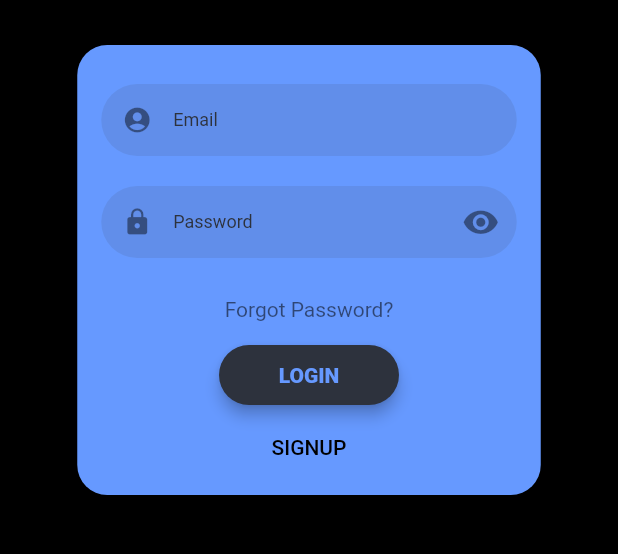
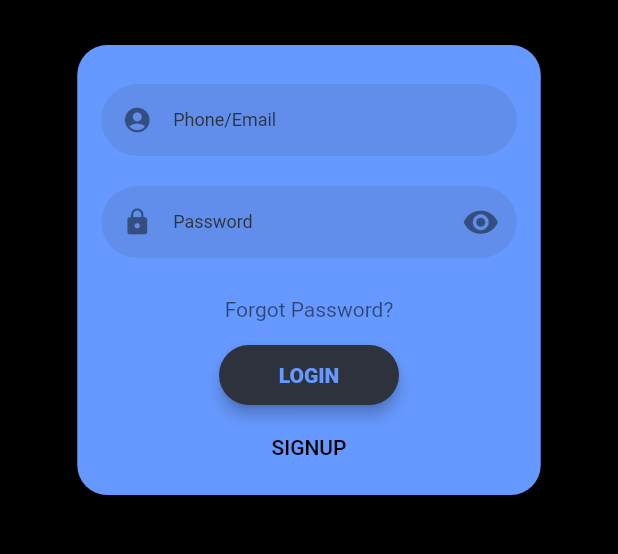
Before and after one commit to UncleMaple/Stockton, a Flutter app: the screen it shows after launch, after a tap on the "menu" icon, on a phone screen of 412 x 824 dp, the part 375-929 px from its top. Run offline on Flutter 3.47's test engine with Material 2 defaults, Android fonts, the phone set to English and light mode, and no system bars; drawn by our look-alikes of flutter_login; our stand-ins replace built_collection, built_value, connectivity, dio, event_bus, flutter_linkify and 6 more; missing offline and left inert: linkify; generated files the repository leaves out were written again; Roboto replaces fonts that are missing (NotoSans, OpenSans, Quicksand); statements that could not run were skipped.

Commit message:
custom bar

```diff
--- a/lib/presentation/login/login_screen.dart
+++ b/lib/presentation/login/login_screen.dart
@@ -2,8 +2,6 @@ import 'package:flutter/material.dart';
 import 'package:flutter/scheduler.dart';
 import 'package:flutter_login/flutter_login.dart';
 import 'package:flutter_redux/flutter_redux.dart';
-import 'package:stockton/presentation/login/auth_button.dart';
-import 'package:stockton/presentation/settings/privacy_settings_button.dart';
 import 'package:stockton/redux/app_state.dart';
 import 'package:stockton/redux/authentication/auth_actions.dart';
 import 'package:stockton/stockton_localization.dart';
@@ -14,7 +12,6 @@ import 'package:stockton/util/routes.dart';
 import 'package:stockton/util/theme.dart';
 
 class LoginScreen extends StatelessWidget {
-
   Duration get loginTime => Duration(milliseconds: timeDilation.ceil() * 1250);
 
   Future<String> _loginUser(LoginData data, BuildContext context) {
@@ -28,8 +25,8 @@ class LoginScreen extends StatelessWidget {
       StoreProvider.of<AppState>(context).dispatch(loginAction);
 
       message = await loginAction.completer.future.catchError((e) {
-//        Logger.w("login screen: $e");
-        return StocktonLocalizations.of(context).authErrorMessage(e?.message ?? "");
+        return StocktonLocalizations.of(context)
+            .authErrorMessage(e?.message ?? "");
       });
 
       Logger.d("message: $message");
@@ -39,21 +36,11 @@ class LoginScreen extends StatelessWidget {
 
   Future<String> _recoverPassword(String name) {
     return Future.delayed(loginTime).then((_) {
-
       return null;
     });
   }
 
-  @override
-  Widget build(BuildContext context) {
-
-    return FlutterLogin(
-      title: Config.appName,
-//      logo: 'assets/images/tcorp.png',
-      logo: 'packages/flutter_login/assets/images/ecorp.png',
-      logoTag: Config.logoTag,
-      titleTag: Config.titleTag,
-      theme: LoginTheme(
+  var _loginTheme = LoginTheme(
     primaryColor: primaryBlack[900],
     accentColor: AppTheme.theme.accentColor,
     errorColor: Colors.orangeAccent,
@@ -100,8 +87,39 @@ class LoginScreen extends StatelessWidget {
       splashColor: Colors.black26,
       backgroundColor: primaryBlack[300],
       highlightColor: primaryBlack[400],
-          )),
+    ),
+  );
+
+  var _messages = LoginMessages(
+    usernameHint: "Phone/Email",
+  );
+
+  @override
+  Widget build(BuildContext context) {
+    return FlutterLogin(
+      title: Config.appName,
+//      logo: 'assets/images/tcorp.png',
+      logo: 'packages/flutter_login/assets/images/ecorp.png',
+      logoTag: Config.logoTag,
+      titleTag: Config.titleTag,
+      theme: _loginTheme,
+      messages: _messages,
       emailValidator: (value) {
+        if (value.isEmpty) {
+          return 'Account is empty';
+        }
+        // 手机号
+        if (int.tryParse(value) is int) {
+          RegExp exp = RegExp(
+              r'^((13[0-9])|(14[0-9])|(15[0-9])|(16[0-9])|(17[0-9])|(18[0-9])|(19[0-9]))\d{8}$');
+          bool matched = exp.hasMatch(value);
+          if (!matched) {
+            return "Wrong phone number";
+          }
+          return null;
+        }
+
+        // 邮箱
         if (!value.contains('@') || !value.endsWith('.com')) {
           return "Email must contain '@' and end with '.com'";
         }
--- /dev/null
+++ b/lib/presentation/nav/custom_app_bar.dart
@@ -0,0 +1,67 @@
+import 'package:flutter/material.dart';
+import 'package:stockton/models/member.dart';
+import 'package:stockton/presentation/common/responsive.dart';
+import 'package:stockton/presentation/login/login_screen.dart';
+import 'package:stockton/presentation/nav/custom_tab_bar.dart';
+import 'package:stockton/util/colors.dart';
+import 'package:stockton/util/theme.dart';
+
+class CustomAppBar extends StatelessWidget {
+  final Member currentMember;
+  final List<IconData> icons;
+  final int selectedIndex;
+  final Function(int) onTap;
+  final bool isTopIndicator;
+
+  const CustomAppBar({
+    Key key,
+    @required this.currentMember,
+    @required this.icons,
+    @required this.selectedIndex,
+    @required this.onTap,
+    this.isTopIndicator = false,
+  }) : super(key: key);
+
+  @override
+  Widget build(BuildContext context) {
+    return AppBar(
+      backgroundColor: AppTheme.colorDeepBlack,
+      leading: IconButton(
+        icon: Icon(Icons.menu),
+        iconSize: 30.0,
+        color: whiteDark,
+        onPressed: () {
+          Navigator.of(context).push(
+            MaterialPageRoute(builder: (context) {
+              return LoginScreen();
+            }),
+          );
+        },
+      ),
+      title: Text(
+        "Stockton",
+        style: TextStyle(
+          fontSize: 27.0,
+          fontWeight: FontWeight.bold,
+          color: whiteDark,
+        ),
+      ),
+      centerTitle: false,
+      titleSpacing: 1.1,
+      actions: <Widget>[
+        IconButton(
+          icon: Icon(Icons.search),
+          iconSize: 30.0,
+          color: whiteDark,
+          onPressed: () {
+            print("search clicked");
+          },
+        ),
+      ],
+      bottom: PreferredSize(
+          child: CustomTabBar(
+              icons: icons, selectedIndex: selectedIndex, onTap: onTap),
+          preferredSize: Size.fromHeight(48.0)),
+    );
+  }
+}
--- /dev/null
+++ b/lib/presentation/nav/custom_tab_bar.dart
@@ -0,0 +1,79 @@
+import 'package:flutter/material.dart';
+import 'package:stockton/util/colors.dart';
+import 'package:stockton/util/theme.dart';
+
+class CustomTabBar extends StatelessWidget {
+  final List<IconData> icons;
+  final int selectedIndex;
+  final Function(int) onTap;
+  final bool isTopIndicator;
+
+  const CustomTabBar({
+    Key key,
+    @required this.icons,
+    @required this.selectedIndex,
+    @required this.onTap,
+    this.isTopIndicator = false,
+  }) : super(key: key);
+
+  @override
+  Widget build(BuildContext context) {
+    return TabBar(
+      indicator: BoxDecoration(
+        border: isTopIndicator
+            ? Border(
+                top: BorderSide(
+                  color: AppTheme.colorClassicBlue,
+                  width: 3.0,
+                ),
+              )
+            : Border(
+                bottom: BorderSide(
+                  color: AppTheme.colorClassicBlue,
+                  width: 2.0,
+                ),
+              ),
+      ),
+      labelColor: AppTheme.colorClassicBlue,
+      unselectedLabelColor: whiteDark,
+      labelPadding: EdgeInsets.all(0),
+      tabs: icons
+          .asMap()
+          .map((i, e) => MapEntry(i, _individualTab(i == icons.length - 1, e)))
+          .values
+          .toList(),
+    );
+  }
+}
+
+Widget _individualTab(bool isLast, IconData icon) {
+  return Container(
+    width: double.infinity,
+    child: IntrinsicHeight(
+      child: Row(
+        mainAxisAlignment: MainAxisAlignment.spaceEvenly,
+        children: [
+          Expanded(child: Container(), flex: 1),
+          Tab(
+            icon: Icon(icon,size: 30.0,),
+          ),
+          Expanded(
+            child: Row(
+              mainAxisAlignment: MainAxisAlignment.end,
+              children: [
+                VerticalDivider(
+                  color: isLast ? AppTheme.colorDeepBlack : AppTheme.colorDarkWhite,
+                  // color: Colors.yellow,
+                  width: 0,
+                  thickness: 2.0,
+                  indent: 10.0,
+                  endIndent: 10.0,
+                ),
+              ],
+            ),
+          ),
+        ],
+      ),
+    ),
+  );
+}
--- /dev/null
+++ b/lib/presentation/nav/nav_screen.dart
@@ -0,0 +1,49 @@
+import 'package:flutter/material.dart';
+import 'package:stockton/models/member.dart';
+import 'package:stockton/presentation/common/responsive.dart';
+import 'package:stockton/presentation/nav/custom_app_bar.dart';
+import 'package:stockton/presentation/nav/custom_tab_bar.dart';
+import 'package:stockton/screens/home_screen.dart';
+import 'package:stockton/util/theme.dart';
+
+class NavScreen extends StatefulWidget {
+  @override
+  _NavScreenState createState() => _NavScreenState();
+}
+
+class _NavScreenState extends State<NavScreen> {
+  final List<Widget> _screens = [
+    HomeScreen(),
+    Scaffold(backgroundColor: AppTheme.colorShallowBlack),
+  ];
+
+  final List<IconData> _icons = const [
+    Icons.chat,
+    Icons.explore,
+  ];
+  int _selectedIndex = 0;
+
+  @override
+  Widget build(BuildContext context) {
+    // return ;
+
+    return DefaultTabController(
+      length: _icons.length,
+      child: Scaffold(
+          appBar: PreferredSize(
+            child: CustomAppBar(
+              currentMember: Member.init(),
+              icons: _icons,
+              selectedIndex: _selectedIndex,
+              onTap: (index) => setState(() => _selectedIndex = index),
+            ),
+            preferredSize: Size.fromHeight(48.0*2),
+          ),
+          body: TabBarView(
+            children: _screens,
+            // physics: NeverScrollableScrollPhysics(),
+          )
+      ),
+    );
+  }
+}
--- a/lib/redux/authentication/auth_middleware.dart
+++ b/lib/redux/authentication/auth_middleware.dart
@@ -65,7 +65,8 @@ void Function(Store<AppState> store, VerifyAuthenticationState action, NextDispa
 
     memberRepository.getAuthenticationStateChange().listen((member){
       if (member == null) {
-        navigatorKey.currentState.pushReplacementNamed(Routes.login);
+        // !!! 关闭了登录页跳转
+        // navigatorKey.currentState.pushReplacementNamed(Routes.login);
       } else{
         store.dispatch(OnAuthenticated(member));
         store.dispatch(ConnectToDataSource());
--- a/lib/screens/home_screen.dart
+++ b/lib/screens/home_screen.dart
@@ -1,67 +1,26 @@
 import 'package:flutter/material.dart';
-import 'package:stockton/presentation/login/login_screen.dart';
-import 'package:stockton/util/colors.dart';
-import 'package:stockton/util/routes.dart';
+import 'package:stockton/models/message_model.dart';
+import 'package:stockton/screens/peep_chat_container.dart';
 import 'package:stockton/util/theme.dart';
-import 'package:stockton/widgets/category_selector.dart';
 import 'package:stockton/widgets/favorite_contacts.dart';
-import 'package:stockton/widgets/recent_chats.dart';
 
-import 'login_screen.dart';
 
 class HomeScreen extends StatefulWidget {
-  const HomeScreen(
-    this.memberId,
-  );
-
-  final int memberId;
-
   @override
   _HomeScreenState createState() => _HomeScreenState();
 }
 
 class _HomeScreenState extends State<HomeScreen> {
+  final TrackingScrollController _scrollController = TrackingScrollController();
+
   @override
   Widget build(BuildContext context) {
-    void _backToLogin() {
-      Navigator.of(context).push(
-        MaterialPageRoute(builder: (context) {
-          return LoginScreen();
-        }),
-      );
-    }
-
-    return Scaffold(
-      backgroundColor: Theme.of(context).secondaryHeaderColor,
-      appBar: AppBar(
-        leading: IconButton(
-          icon: Icon(Icons.menu),
-          iconSize: 30.0,
-          color: whiteDark,
-          onPressed: _backToLogin,
-        ),
-        title: Text(
-          'Home',
-          style: TextStyle(
-            fontSize: 28.0,
-            fontWeight: FontWeight.bold,
-            color: whiteDark,
-          ),
-        ),
-        actions: <Widget>[
-          IconButton(
-              icon: Icon(Icons.search),
-              iconSize: 30.0,
-              color: whiteDark,
-              onPressed: () {})
-        ],
-        elevation: 0.0,
-        backgroundColor: Theme.of(context).secondaryHeaderColor,
-      ),
-      body: Column(
-        children: [
-          CategorySelector(),
-          Expanded(
+    return Container(
+      color: AppTheme.colorDeepBlack,
+      child: CustomScrollView(
+        controller: _scrollController,
+        slivers: [
+          SliverToBoxAdapter(
             child: Container(
               decoration: BoxDecoration(
                 color: Theme.of(context).secondaryHeaderColor,
@@ -70,12 +29,15 @@ class _HomeScreenState extends State<HomeScreen> {
                   topRight: Radius.circular(30.0),
                 ),
               ),
-              child: Column(
-                children: [
-                  FavoriteContacts(),
-                  RecentChats(),
-                ],
-              ),
+              child: FavoriteContacts(),
+            ),
+          ),
+          SliverList(
+            delegate: SliverChildBuilderDelegate(
+              (context, index) {
+                return PeepChatContainer(chat: chats[index]);
+              },
+              childCount: chats.length,
             ),
           ),
         ],
@@ -83,9 +45,3 @@ class _HomeScreenState extends State<HomeScreen> {
     );
   }
 }
-
-class HomeArguments {
-  final int memberId;
-
-  HomeArguments(this.memberId);
-}
--- /dev/null
+++ b/lib/screens/peep_chat_container.dart
@@ -0,0 +1,118 @@
+import 'package:flutter/material.dart';
+import 'package:stockton/models/message_model.dart';
+import 'package:stockton/screens/chat_screen.dart';
+import 'package:stockton/util/colors.dart';
+import 'package:stockton/util/theme.dart';
+
+class PeepChatContainer extends StatelessWidget {
+  final Message chat;
+
+  const PeepChatContainer({
+    Key key,
+    @required this.chat,
+  }) : super(key: key);
+
+  @override
+  Widget build(BuildContext context) {
+    return GestureDetector(
+      onTap: () => Navigator.push(
+        context,
+        MaterialPageRoute(
+          builder: (_) => ChatScreen(
+            user: chat.sender,
+          ),
+        ),
+      ),
+      child: Column(
+        children: [
+          Container(
+            padding: EdgeInsets.symmetric(horizontal: 20.0, vertical: 10.0),
+            decoration: BoxDecoration(
+//                    color: chat.unread ? Color(0xFFFFEFEE) : Colors.white,
+              color: Theme.of(context).primaryColor,
+            ),
+            child: Row(
+              mainAxisAlignment: MainAxisAlignment.spaceBetween,
+              children: [
+                Row(
+                  children: [
+                    CircleAvatar(
+                      radius: 35.0,
+                      backgroundImage: AssetImage(chat.sender.imageUrl),
+                    ),
+                    SizedBox(width: 10.0),
+                    Column(
+                      crossAxisAlignment: CrossAxisAlignment.start,
+                      children: [
+                        Text(
+                          chat.sender.name,
+                          style: TextStyle(
+                            color: whiteBright,
+                            fontSize: 15.0,
+                            fontWeight: FontWeight.bold,
+                          ),
+                        ),
+                        SizedBox(height: 5.0),
+                        Container(
+                          width: MediaQuery.of(context).size.width * 0.45,
+                          child: Text(
+                            chat.text,
+                            style: TextStyle(
+                              color: whiteDark,
+                              fontSize: 15.0,
+                              fontWeight: FontWeight.w600,
+                            ),
+                            overflow: TextOverflow.ellipsis,
+                          ),
+                        ),
+                      ],
+                    )
+                  ],
+                ),
+                Column(
+                  children: [
+                    Text(
+                      chat.time,
+                      style: TextStyle(
+                        color: Colors.grey,
+                        fontSize: 15.0,
+                        fontWeight: FontWeight.bold,
+                      ),
+                    ),
+                    SizedBox(height: 5.0),
+                    chat.unread
+                        ? Container(
+                            width: 40.0,
+                            height: 20.0,
+                            decoration: BoxDecoration(
+                              color: Theme.of(context).accentColor,
+                              borderRadius: BorderRadius.circular(30.0),
+                            ),
+                            alignment: Alignment.center,
+                            child: Text(
+                              'New',
+                              style: TextStyle(
+                                color: whiteBright,
+                                fontSize: 12.0,
+                                fontWeight: FontWeight.bold,
+                              ),
+                            ),
+                          )
+                        : Text(''),
+                  ],
+                ),
+              ],
+            ),
+          ),
+          Divider(
+            color: AppTheme.colorShallowBlack,
+            height: 0,
+            indent: 100,
+            endIndent: 20,
+            thickness: 1,
+          ),
+        ],
+      ),
+    );
+  }
+}
--- a/lib/stockton_app.dart
+++ b/lib/stockton_app.dart
@@ -5,6 +5,7 @@ import 'package:stockton/data/channel_repository.dart';
 import 'package:stockton/data/group_repository.dart';
 import 'package:stockton/data/member_repository.dart';
 import 'package:stockton/presentation/login/login_screen.dart';
+import 'package:stockton/presentation/nav/nav_screen.dart';
 import 'package:stockton/redux/app_middleware.dart';
 import 'package:stockton/redux/app_reducer.dart';
 import 'package:stockton/redux/app_state.dart';
@@ -114,7 +115,8 @@ class _StocktonAppState extends State<StocktonApp> {
           Routes.home: (context) {
             _updateMemberLocale(context);
 //            return MainScreen();
-            return HomeScreen(null);
+            return NavScreen();
+//             return HomeScreen();
           }
         },
       ),
--- a/lib/stockton_localization.dart
+++ b/lib/stockton_localization.dart
@@ -186,7 +186,7 @@ class StocktonLocalizations {
       "member_edit_status_helper": "Maximum 200 characters",
       "member_deleted": "[deleted]",
     },
-    "ch": {
+    "zh": {
       // Auth
       "log_out": "登出",
       "log_in": "登入",
--- a/lib/util/theme.dart
+++ b/lib/util/theme.dart
@@ -12,6 +12,13 @@ class AppTheme {
   static const fontFamilyEdmondsansRegular = "Edmondsans-Regular";
   static const fontFamilyEdmondsansMedium = "Edmondsans-Medium";
   static const fontFamilyEdmondsansBold = "Edmondsans-Bold";
+
+  // my custom
+  static const colorBrightGreen = Color(0xFF05A92C);
+  static const colorClassicBlue = Color(0xFF6699FF);
+  static const colorShallowBlack = Color(0xFF212328);
+  static const colorDeepBlack = Color(0xFF0D0D0D);
+  static const colorDarkWhite = Color(0xFFA6A7A9);
 
   static const colorDarkBlue = Color.fromRGBO(23, 38, 157, 1.0);
   static const colorDarkBlueFont = Color.fromRGBO(4, 24, 138, 1.0);
@@ -451,9 +458,9 @@ class AppTheme {
     return InputDecorationTheme(
       border: OutlineInputBorder(borderSide: BorderSide(color: baseColor)),
       enabledBorder:
-      OutlineInputBorder(borderSide: BorderSide(color: baseColor)),
+          OutlineInputBorder(borderSide: BorderSide(color: baseColor)),
       focusedBorder:
-      OutlineInputBorder(borderSide: BorderSide(color: baseColor)),
+          OutlineInputBorder(borderSide: BorderSide(color: baseColor)),
       errorBorder: OutlineInputBorder(borderSide: BorderSide(color: colorRed)),
       errorStyle: TextStyle(
         fontSize: 12,
@@ -461,7 +468,7 @@ class AppTheme {
         color: colorRed,
       ),
       focusedErrorBorder:
-      OutlineInputBorder(borderSide: BorderSide(color: colorRed)),
+          OutlineInputBorder(borderSide: BorderSide(color: colorRed)),
       labelStyle: TextStyle(
         fontSize: 16,
         fontFamily: fontFamilyEdmondsansMedium,
@@ -474,5 +481,4 @@ class AppTheme {
       ),
     );
   }
-
 }
--- a/lib/widgets/favorite_contacts.dart
+++ b/lib/widgets/favorite_contacts.dart
@@ -2,39 +2,29 @@ import 'package:flutter/material.dart';
 import 'package:stockton/models/message_model.dart';
 import 'package:stockton/screens/chat_screen.dart';
 import 'package:stockton/util/colors.dart';
+import 'package:stockton/util/theme.dart';
 
 class FavoriteContacts extends StatelessWidget {
   @override
   Widget build(BuildContext context) {
-    return Padding(
-      padding: EdgeInsets.symmetric(vertical: 0.0),
+    return Container(
+      color: AppTheme.colorDeepBlack,
       child: Column(
         children: [
-//          Padding(
-//            padding: EdgeInsets.symmetric(horizontal: 20.0),
-//            child: Row(
-//              mainAxisAlignment: MainAxisAlignment.spaceBetween,
-//              children: [
-//                Text(
-//                  'Favorite Contacts',
-//                  style: TextStyle(
-//                    color: whiteDark,
-//                    fontSize: 18.0,
-//                    fontWeight: FontWeight.bold,
-//                    letterSpacing: 1.0,
-//                  ),
-//                ),
-//                IconButton(
-//                  icon: Icon(
-//                    Icons.more_horiz,
-//                  ),
-//                  iconSize: 30.0,
-//                  color: whiteDark,
-//                  onPressed: () {},
-//                ),
-//              ],
-//            ),
-//          ),
+         Padding(
+           padding: EdgeInsets.fromLTRB(20.0, 10.0,20.0,5.0),
+           child: Center(
+             child: Text(
+               'STATUS',
+               style: TextStyle(
+                 color: AppTheme.colorClassicBlue,
+                 fontSize: 22.0,
+                 fontWeight: FontWeight.w600,
+                 letterSpacing: 5.0,
+               ),
+             ),
+           ),
+         ),
           Container(
             height: 120.0,
             child: ListView.builder(
--- a/lib/widgets/recent_chats.dart
+++ b/lib/widgets/recent_chats.dart
@@ -7,8 +7,8 @@ import 'package:stockton/util/colors.dart';
 class RecentChats extends StatelessWidget {
   @override
   Widget build(BuildContext context) {
-    return Expanded(
-      child: Container(
+    return Container(
+      height: 60.0,
       decoration: BoxDecoration(
         color: Theme.of(context).primaryColor,
         borderRadius: BorderRadius.only(
@@ -122,7 +122,6 @@ class RecentChats extends StatelessWidget {
           },
         ),
       ),
-      ),
     );
   }
 }
```
Also changed, not shown: lib/data/member_repository.dart (+4 -5 lines), lib/presentation/common/responsive.dart (added, +39 -0 lines), 4 other files. Lines whose indentation alone changed are shown as unchanged.
